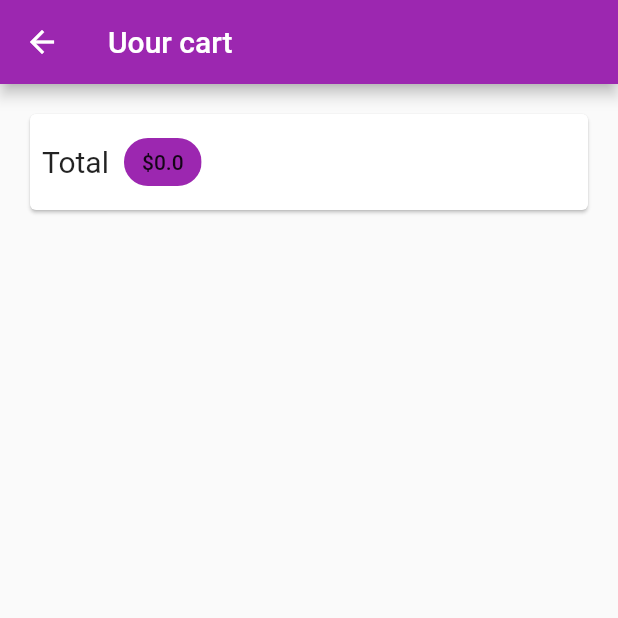
After one commit to leoamato10/flutter_shop_app, a Flutter app: the CartScreen screen opened by its route, on a phone screen of 412 x 824 dp, the top half of it. The commit adds this screen. Run offline on Flutter 3.47's test engine with Material 2 defaults, Android fonts, the phone set to English and light mode, and no system bars; network calls fail.

Commit message:
cart screen added

```diff
--- a/lib/main.dart
+++ b/lib/main.dart
@@ -1,6 +1,7 @@
 import 'package:flutter/material.dart';
 import 'package:flutter_complete_guide/providers/cart.dart';
 import 'package:flutter_complete_guide/providers/products.dart';
+import 'package:flutter_complete_guide/screens/cart_screen.dart';
 import 'package:flutter_complete_guide/screens/product_detail_screen.dart';
 import 'package:provider/provider.dart';
 
@@ -23,6 +24,7 @@ class MyApp extends StatelessWidget {
           home: ProductsOverviewScreen(),
           routes: {
             ProductDetailScreen.routeName: (ctx) => ProductDetailScreen(),
+            CartScreen.routeName: (ctx) => CartScreen(),
           },
         ));
   }
--- a/lib/providers/cart.dart
+++ b/lib/providers/cart.dart
@@ -25,6 +25,14 @@ class Cart with ChangeNotifier {
     return _items == null ? 0 : _items.length;
   }
 
+  double get totalAmount {
+    var total = 0.0;
+    _items.forEach((key, cartItem) {
+      total += cartItem.price * cartItem.quantity;
+    });
+    return total;
+  }
+
   void addItem(String productId, double price, String title) {
     if (_items.containsKey(productId)) {
       _items.update(
--- /dev/null
+++ b/lib/screens/cart_screen.dart
@@ -0,0 +1,40 @@
+import 'package:flutter/material.dart';
+import 'package:flutter_complete_guide/providers/cart.dart';
+import 'package:provider/provider.dart';
+
+class CartScreen extends StatelessWidget {
+  static const routeName = "/cart";
+
+  @override
+  Widget build(BuildContext context) {
+    final cart = Provider.of<Cart>(context);
+    return Scaffold(
+      appBar: AppBar(title: const Text("Uour cart")),
+      body: Column(
+        children: [
+          Card(
+            margin: EdgeInsets.all(20),
+            child: Padding(
+              padding: EdgeInsets.all(8),
+              child: Row(
+                children: [
+                  Text(
+                    "Total",
+                    style: TextStyle(fontSize: 20),
+                  ),
+                  SizedBox(
+                    width: 10,
+                  ),
+                  Chip(
+                    label: Text('\$${cart.totalAmount}'),
+                    backgroundColor: Theme.of(context).primaryColor,
+                  )
+                ],
+              ),
+            ),
+          )
+        ],
+      ),
+    );
+  }
+}
--- a/lib/screens/products_overview_screen.dart
+++ b/lib/screens/products_overview_screen.dart
@@ -1,5 +1,6 @@
 import 'package:flutter/material.dart';
 import 'package:flutter_complete_guide/providers/cart.dart';
+import 'package:flutter_complete_guide/screens/cart_screen.dart';
 import 'package:flutter_complete_guide/widgets/badge.dart';
 
 import 'package:flutter_complete_guide/widgets/products_grid.dart';
@@ -31,7 +32,9 @@ class _ProductsOverviewScreenState extends State<ProductsOverviewScreen> {
                     Badge(child: ch, value: cart.itemCount.toString()),
                 child: IconButton(
                   icon: Icon(Icons.shopping_cart),
-                  onPressed: () {},
+                  onPressed: () {
+                    Navigator.of(context).pushNamed(CartScreen.routeName);
+                  },
                 )),
             PopupMenuButton(
               onSelected: (FilterOptions selectedValue) {
```
